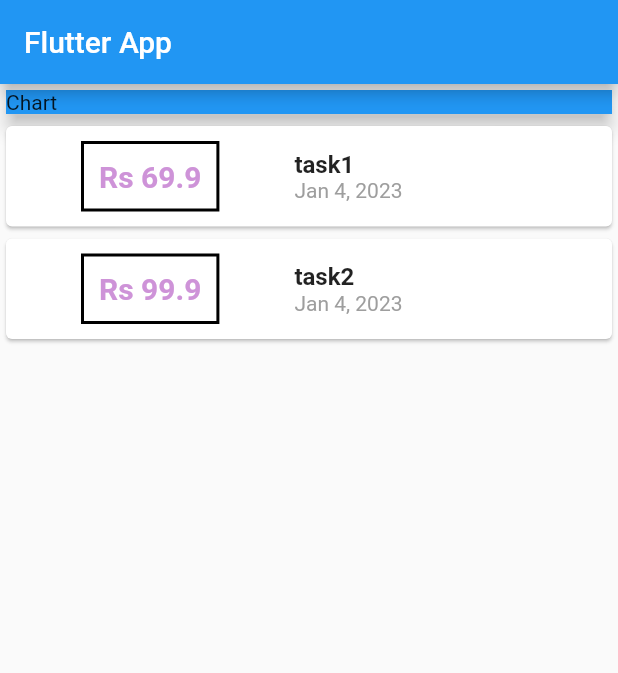
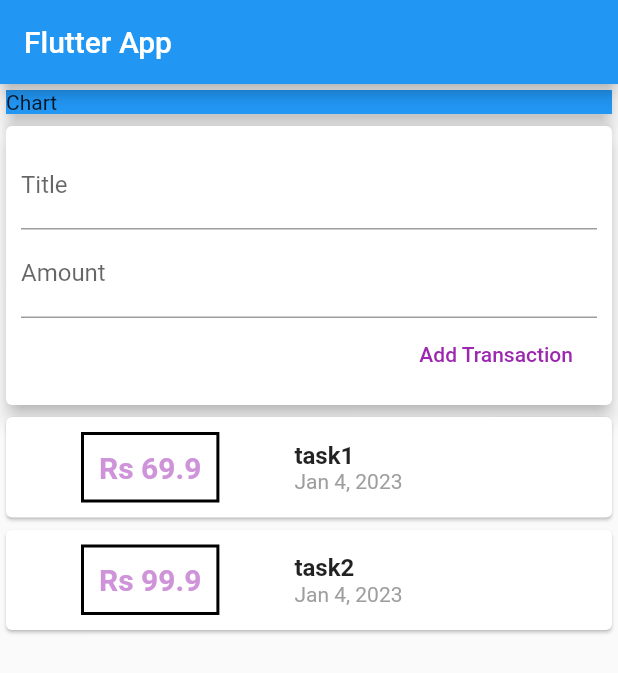
Before and after one commit to Ukd1796/expenseTrackerApp, a Flutter app: the screen it shows after launch, on a phone screen of 412 x 824 dp. Shown: the top 673 px of the screen. Run offline on Flutter 3.47's test engine with Material 2 defaults, Android fonts, the phone set to English and light mode, and no system bars.

Commit message:
splitting the app intwo widgets

```diff
--- a/lib/main.dart
+++ b/lib/main.dart
@@ -1,7 +1,6 @@
+import './widgets/user_transaction.dart';
+
 import 'package:flutter/material.dart';
-
-import './transaction.dart';
-import 'package:intl/intl.dart';
 
 void main() => runApp(MyApp());
 
@@ -16,20 +15,9 @@ class MyApp extends StatelessWidget {
 }
 
 class MyHomePage extends StatelessWidget {
-  final List<Transaction> transcations = [
-    Transaction(
-      id: 't1',
-      title: 'task1',
-      amount: 69.90,
-      date: DateTime.now(),
-    ),
-    Transaction(
-      id: 't2',
-      title: 'task2',
-      amount: 99.90,
-      date: DateTime.now(),
-    )
-  ];
+//  late String titleInput;
+//  late String amountInput;
+
   @override
   Widget build(BuildContext context) {
     return Scaffold(
@@ -48,50 +36,7 @@ class MyHomePage extends StatelessWidget {
             ),
             elevation: 5,
           ),
-          Column(
-            children: transcations.map((tx) {
-              return Card(
-                child: Row(children: <Widget>[
-                  Container(
-                    margin: EdgeInsets.symmetric(
-                      vertical: 10,
-                      horizontal: 50,
-                    ),
-                    decoration: BoxDecoration(
-                      border: Border.all(
-                        color: Colors.black,
-                        width: 2,
-                      ),
-                    ),
-                    padding: EdgeInsets.all(10),
-                    child: Text(
-                      'Rs ${tx.amount}', // this form of writing a string is known as string interpolation
-                      style: TextStyle(
-                          fontWeight: FontWeight.bold,
-                          fontSize: 20,
-                          color: Colors.purple[200]),
-                    ),
-                  ),
-                  Column(
-                    crossAxisAlignment: CrossAxisAlignment.start,
-                    children: <Widget>[
-                      Text(tx.title,
-                          style: TextStyle(
-                            fontSize: 16,
-                            fontWeight: FontWeight.bold,
-                          )),
-                      Text(
-                        DateFormat.yMMMd().format(tx.date),
-                        style: TextStyle(
-                          color: Colors.grey,
-                        ),
-                      ),
-                    ],
-                  ),
-                ]),
-              );
-            }).toList(),
-          ),
+          UserTransactions()
         ],
       ),
     );
--- /dev/null
+++ b/lib/widgets/new_transaction.dart
@@ -0,0 +1,44 @@
+import 'package:flutter/material.dart';
+
+class NewTransaction extends StatelessWidget {
+  final titleController =
+      TextEditingController(); // controllers are used to keep track of the changes made in the field and save them.
+  final amountController = TextEditingController();
+  @override
+  Widget build(BuildContext context) {
+    return
+    Card(
+      elevation: 5,
+      child: Container(
+        padding: EdgeInsets.all(10),
+        child: Column(
+          crossAxisAlignment: CrossAxisAlignment.end,
+          children: <Widget>[
+            TextField(
+              decoration: InputDecoration(labelText: 'Title'),
+              controller: titleController,
+              // onChanged: (value) {
+              //   titleInput = value;
+              // },
+            ),
+            TextField(
+              decoration: InputDecoration(labelText: 'Amount'),
+              controller: amountController,
+              // onChanged: (value) {
+              //   amountInput = value;
+              // },
+            ),
+            FlatButton(
+              onPressed: () {
+                print(titleController.text);
+                print(amountController.text);
+              },
+              child: Text('Add Transaction'),
+              textColor: Colors.purple,
+            )
+          ],
+        ),
+      ),
+    );
+  }
+}
--- /dev/null
+++ b/lib/widgets/transaction_list.dart
@@ -0,0 +1,57 @@
+import 'package:flutter/material.dart';
+import '../models/transaction.dart';
+import 'package:intl/intl.dart';
+
+class TransactionList extends StatelessWidget {
+  final List<Transaction> transactions;
+
+  TransactionList(this.transactions);
+
+  @override
+  Widget build(BuildContext context) {
+    return Column(
+      children: transactions.map((tx) {
+        return Card(
+          child: Row(children: <Widget>[
+            Container(
+              margin: EdgeInsets.symmetric(
+                vertical: 10,
+                horizontal: 50,
+              ),
+              decoration: BoxDecoration(
+                border: Border.all(
+                  color: Colors.black,
+                  width: 2,
+                ),
+              ),
+              padding: EdgeInsets.all(10),
+              child: Text(
+                'Rs ${tx.amount}', // this form of writing a string is known as string interpolation
+                style: TextStyle(
+                    fontWeight: FontWeight.bold,
+                    fontSize: 20,
+                    color: Colors.purple[200]),
+              ),
+            ),
+            Column(
+              crossAxisAlignment: CrossAxisAlignment.start,
+              children: <Widget>[
+                Text(tx.title,
+                    style: TextStyle(
+                      fontSize: 16,
+                      fontWeight: FontWeight.bold,
+                    )),
+                Text(
+                  DateFormat.yMMMd().format(tx.date),
+                  style: TextStyle(
+                    color: Colors.grey,
+                  ),
+                ),
+              ],
+            ),
+          ]),
+        );
+      }).toList(),
+    );
+  }
+}
--- /dev/null
+++ b/lib/widgets/user_transaction.dart
@@ -0,0 +1,48 @@
+import 'package:flutter/material.dart';
+import './new_transaction.dart';
+import './transaction_list.dart';
+import '../models/transaction.dart';
+
+class UserTransactions extends StatefulWidget {
+  @override
+  State<UserTransactions> createState() => _UserTransactionsState();
+}
+
+class _UserTransactionsState extends State<UserTransactions> {
+  final List<Transaction> _userTransactions = [
+    Transaction(
+      id: 't1',
+      title: 'task1',
+      amount: 69.90,
+      date: DateTime.now(),
+    ),
+    Transaction(
+      id: 't2',
+      title: 'task2',
+      amount: 99.90,
+      date: DateTime.now(),
+    ),
+  ];
+
+  void _addNewTransaction(String txTitle, double txAmount) {
+    final newTx = Transaction(
+      id: DateTime.now().toString(),
+      title: txTitle,
+      amount: txAmount,
+      date: DateTime.now(),
+    );
+    setState(() {
+      _userTransactions.add(newTx);
+    });
+  }
+
+  @override
+  Widget build(BuildContext context) {
+    return Column(
+      children: <Widget>[
+        NewTransaction(),
+        TransactionList(_userTransactions),
+      ],
+    );
+  }
+}
```
Also changed, not shown: lib/models/transaction.dart (renamed from lib/transaction.dart).
